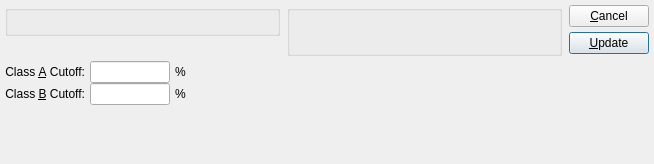
This is xtuple/trunk/guiclient/updateABCClass.ui in WooodHead/xtuple as Qt 5 draws it before an edit. The edited form follows.
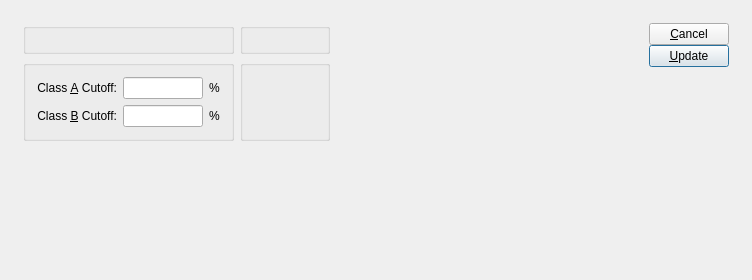
This is the edited form. Custom widgets are drawn as their Qt base class.

Patch:
```diff
--- a/xtuple/trunk/guiclient/updateABCClass.ui
+++ b/xtuple/trunk/guiclient/updateABCClass.ui
@@ -14,111 +14,50 @@
    <rect>
     <x>0</x>
     <y>0</y>
-    <width>654</width>
-    <height>164</height>
+    <width>752</width>
+    <height>280</height>
    </rect>
   </property>
   <property name="windowTitle" >
    <string>Update ABC Class</string>
   </property>
-  <layout class="QHBoxLayout" >
-   <property name="margin" >
-    <number>5</number>
-   </property>
+  <layout class="QGridLayout" name="gridLayout_4" >
+   <item row="0" column="0" >
+    <layout class="QHBoxLayout" name="horizontalLayout" >
    <property name="spacing" >
-    <number>7</number>
-   </property>
-   <item>
-    <layout class="QVBoxLayout" >
+      <number>12</number>
+     </property>
      <property name="margin" >
-      <number>0</number>
+      <number>12</number>
      </property>
-     <property name="spacing" >
-      <number>5</number>
-     </property>
      <item>
-      <layout class="QHBoxLayout" >
-       <property name="margin" >
-        <number>0</number>
-       </property>
-       <property name="spacing" >
-        <number>7</number>
-       </property>
+      <layout class="QVBoxLayout" name="verticalLayout" >
        <item>
-        <layout class="QVBoxLayout" >
-         <property name="margin" >
-          <number>0</number>
-         </property>
-         <property name="spacing" >
-          <number>0</number>
-         </property>
-         <item>
+        <layout class="QGridLayout" name="gridLayout_3" >
+         <item row="0" column="0" >
           <widget class="WarehouseGroup" name="_warehouse" >
            <property name="title" >
             <string/>
            </property>
           </widget>
          </item>
-         <item>
-          <spacer>
-           <property name="orientation" >
-            <enum>Qt::Vertical</enum>
-           </property>
-           <property name="sizeType" >
-            <enum>QSizePolicy::Preferred</enum>
-           </property>
-           <property name="sizeHint" >
-            <size>
-             <width>20</width>
-             <height>20</height>
-            </size>
-           </property>
-          </spacer>
-         </item>
-        </layout>
-       </item>
-       <item>
+         <item row="0" column="1" >
         <widget class="ParameterGroup" name="_classCode" >
          <property name="title" >
           <string/>
          </property>
-        </widget>
-       </item>
-      </layout>
-     </item>
-     <item>
-      <layout class="QHBoxLayout" >
-       <property name="margin" >
-        <number>0</number>
-       </property>
-       <property name="spacing" >
-        <number>7</number>
-       </property>
-       <item>
-        <layout class="QVBoxLayout" >
-         <property name="margin" >
-          <number>0</number>
-         </property>
-         <property name="spacing" >
-          <number>0</number>
-         </property>
-         <item>
-          <layout class="QHBoxLayout" >
-           <property name="margin" >
-            <number>0</number>
-           </property>
-           <property name="spacing" >
-            <number>5</number>
-           </property>
-           <item>
-            <layout class="QVBoxLayout" >
-             <property name="margin" >
-              <number>0</number>
-             </property>
-             <property name="spacing" >
-              <number>0</number>
-             </property>
-             <item>
+           <property name="fixedSize" >
+            <bool>false</bool>
+           </property>
+          </widget>
+         </item>
+         <item row="1" column="0" >
+          <widget class="QGroupBox" name="_classGroup" >
+           <property name="title" >
+            <string/>
+           </property>
+           <layout class="QGridLayout" name="gridLayout_2" >
+            <item row="0" column="0" >
               <widget class="QLabel" name="_classACutoffLit" >
                <property name="text" >
                 <string>Class &amp;A Cutoff:</string>
@@ -131,7 +70,33 @@
                </property>
               </widget>
              </item>
-             <item>
+            <item row="0" column="1" >
+             <widget class="XLineEdit" name="_classACutoff" >
+              <property name="sizePolicy" >
+               <sizepolicy vsizetype="Fixed" hsizetype="Preferred" >
+                <horstretch>0</horstretch>
+                <verstretch>0</verstretch>
+               </sizepolicy>
+              </property>
+              <property name="maximumSize" >
+               <size>
+                <width>80</width>
+                <height>32767</height>
+               </size>
+              </property>
+              <property name="alignment" >
+               <set>Qt::AlignRight</set>
+              </property>
+             </widget>
+            </item>
+            <item row="0" column="2" >
+             <widget class="QLabel" name="_aPercentLit" >
+              <property name="text" >
+               <string>%</string>
+              </property>
+             </widget>
+            </item>
+            <item row="1" column="0" >
               <widget class="QLabel" name="_classBCutoffLIt" >
                <property name="text" >
                 <string>Class &amp;B Cutoff:</string>
@@ -144,68 +109,10 @@
                </property>
               </widget>
              </item>
-            </layout>
-           </item>
-           <item>
-            <layout class="QVBoxLayout" >
-             <property name="margin" >
-              <number>0</number>
-             </property>
-             <property name="spacing" >
-              <number>0</number>
-             </property>
-             <item>
-              <layout class="QHBoxLayout" >
-               <property name="margin" >
-                <number>0</number>
-               </property>
-               <property name="spacing" >
-                <number>5</number>
-               </property>
-               <item>
-                <widget class="XLineEdit" name="_classACutoff" >
-                 <property name="sizePolicy" >
-                  <sizepolicy>
-                   <hsizetype>5</hsizetype>
-                   <vsizetype>0</vsizetype>
-                   <horstretch>0</horstretch>
-                   <verstretch>0</verstretch>
-                  </sizepolicy>
-                 </property>
-                 <property name="maximumSize" >
-                  <size>
-                   <width>80</width>
-                   <height>32767</height>
-                  </size>
-                 </property>
-                 <property name="alignment" >
-                  <set>Qt::AlignRight</set>
-                 </property>
-                </widget>
-               </item>
-               <item>
-                <widget class="QLabel" name="_aPercentLit" >
-                 <property name="text" >
-                  <string>%</string>
-                 </property>
-                </widget>
-               </item>
-              </layout>
-             </item>
-             <item>
-              <layout class="QHBoxLayout" >
-               <property name="margin" >
-                <number>0</number>
-               </property>
-               <property name="spacing" >
-                <number>5</number>
-               </property>
-               <item>
+            <item row="1" column="1" >
                 <widget class="XLineEdit" name="_classBCutoff" >
                  <property name="sizePolicy" >
-                  <sizepolicy>
-                   <hsizetype>5</hsizetype>
-                   <vsizetype>0</vsizetype>
+               <sizepolicy vsizetype="Fixed" hsizetype="Preferred" >
                    <horstretch>0</horstretch>
                    <verstretch>0</verstretch>
                   </sizepolicy>
@@ -221,7 +128,7 @@
                  </property>
                 </widget>
                </item>
-               <item>
+            <item row="1" column="2" >
                 <widget class="QLabel" name="_bPercentLit" >
                  <property name="text" >
                   <string>%</string>
@@ -229,49 +136,18 @@
                 </widget>
                </item>
               </layout>
-             </item>
-            </layout>
-           </item>
-          </layout>
-         </item>
-         <item>
-          <spacer>
-           <property name="orientation" >
-            <enum>Qt::Vertical</enum>
+          </widget>
+         </item>
+         <item row="1" column="1" >
+          <widget class="QGroupBox" name="_dateGroup" >
+           <property name="title" >
+            <string/>
            </property>
-           <property name="sizeType" >
-            <enum>QSizePolicy::Expanding</enum>
-           </property>
-           <property name="sizeHint" >
-            <size>
-             <width>10</width>
-             <height>21</height>
-            </size>
-           </property>
-          </spacer>
-         </item>
-        </layout>
-       </item>
-       <item>
-        <layout class="QVBoxLayout" >
-         <property name="margin" >
-          <number>0</number>
-         </property>
-         <property name="spacing" >
-          <number>0</number>
-         </property>
-         <item>
-          <layout class="QHBoxLayout" >
-           <property name="margin" >
-            <number>0</number>
-           </property>
-           <property name="spacing" >
-            <number>0</number>
-           </property>
-           <item>
+           <layout class="QGridLayout" name="gridLayout" >
+            <item row="0" column="0" >
             <widget class="DateCluster" name="_dates" />
            </item>
-           <item>
+            <item row="0" column="1" >
             <spacer>
              <property name="orientation" >
               <enum>Qt::Horizontal</enum>
@@ -279,13 +155,16 @@
              <property name="sizeType" >
               <enum>QSizePolicy::Expanding</enum>
              </property>
-             <property name="sizeHint" >
+              <property name="sizeHint" stdset="0" >
               <size>
                <width>0</width>
                <height>20</height>
               </size>
              </property>
             </spacer>
+            </item>
+           </layout>
+          </widget>
            </item>
           </layout>
          </item>
@@ -295,29 +174,35 @@
             <enum>Qt::Vertical</enum>
            </property>
            <property name="sizeType" >
-            <enum>QSizePolicy::Preferred</enum>
-           </property>
-           <property name="sizeHint" >
+          <enum>QSizePolicy::Expanding</enum>
+         </property>
+         <property name="sizeHint" stdset="0" >
             <size>
              <width>20</width>
-             <height>21</height>
+           <height>0</height>
             </size>
            </property>
           </spacer>
          </item>
         </layout>
        </item>
-      </layout>
-     </item>
-    </layout>
+     <item>
+      <spacer name="horizontalSpacer" >
+       <property name="orientation" >
+        <enum>Qt::Horizontal</enum>
+       </property>
+       <property name="sizeHint" stdset="0" >
+        <size>
+         <width>0</width>
+         <height>20</height>
+        </size>
+       </property>
+      </spacer>
    </item>
    <item>
     <layout class="QVBoxLayout" >
-     <property name="margin" >
-      <number>0</number>
-     </property>
      <property name="spacing" >
-      <number>5</number>
+        <number>0</number>
      </property>
      <item>
       <widget class="QPushButton" name="_close" >
@@ -341,13 +226,15 @@
        <property name="orientation" >
         <enum>Qt::Vertical</enum>
        </property>
-       <property name="sizeHint" >
+         <property name="sizeHint" stdset="0" >
         <size>
          <width>20</width>
-         <height>20</height>
+           <height>0</height>
         </size>
        </property>
       </spacer>
+       </item>
+      </layout>
      </item>
     </layout>
    </item>
@@ -356,33 +243,26 @@
  <layoutdefault spacing="6" margin="11" />
  <pixmapfunction>qPixmapFromMimeSource</pixmapfunction>
  <customwidgets>
-  <customwidget>
-   <class>ParameterGroup</class>
-   <extends>QGroupBox</extends>
-   <header>parametergroup.h</header>
-   <container>0</container>
-   <pixmap></pixmap>
-  </customwidget>
-  <customwidget>
-   <class>XLineEdit</class>
-   <extends>QLineEdit</extends>
-   <header>xlineedit.h</header>
-   <container>0</container>
-   <pixmap></pixmap>
-  </customwidget>
   <customwidget>
    <class>DateCluster</class>
    <extends>QWidget</extends>
    <header>datecluster.h</header>
    <container>1</container>
-   <pixmap></pixmap>
+  </customwidget>
+  <customwidget>
+   <class>ParameterGroup</class>
+   <extends>QGroupBox</extends>
+   <header>parametergroup.h</header>
   </customwidget>
   <customwidget>
    <class>WarehouseGroup</class>
    <extends>QGroupBox</extends>
    <header>warehousegroup.h</header>
-   <container>0</container>
-   <pixmap></pixmap>
+  </customwidget>
+  <customwidget>
+   <class>XLineEdit</class>
+   <extends>QLineEdit</extends>
+   <header>xlineedit.h</header>
   </customwidget>
  </customwidgets>
  <tabstops>
```
Left out of the diff: 5 changed lines with no effect on the pictures. Lines whose indentation alone changed are shown as unchanged.
